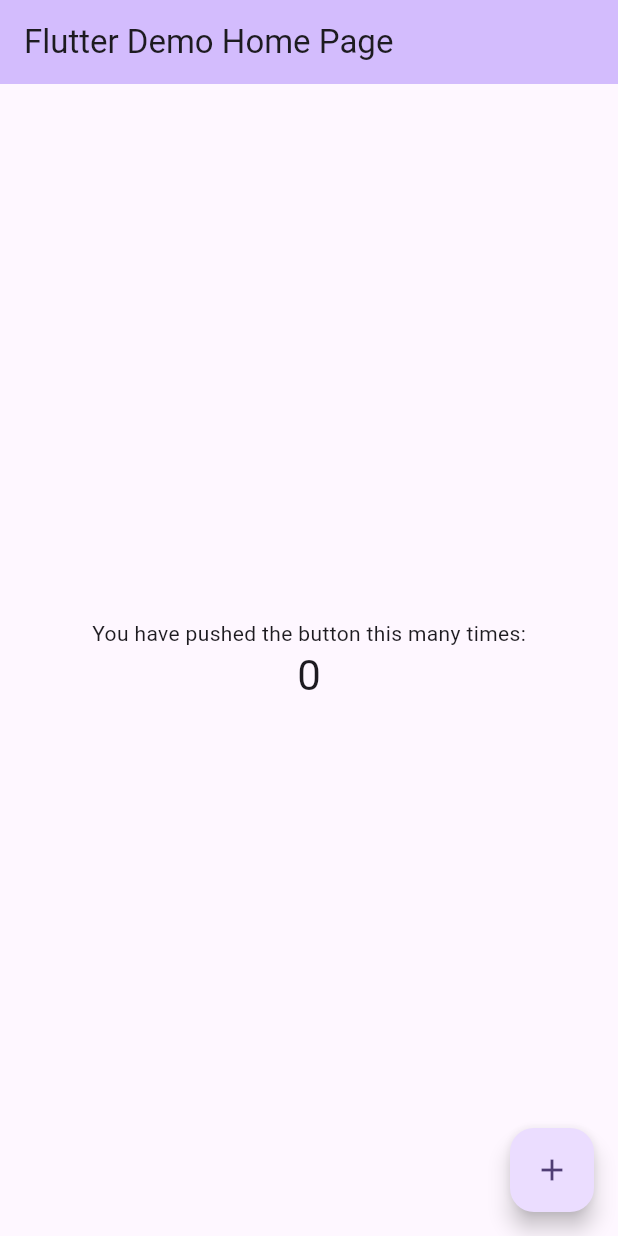
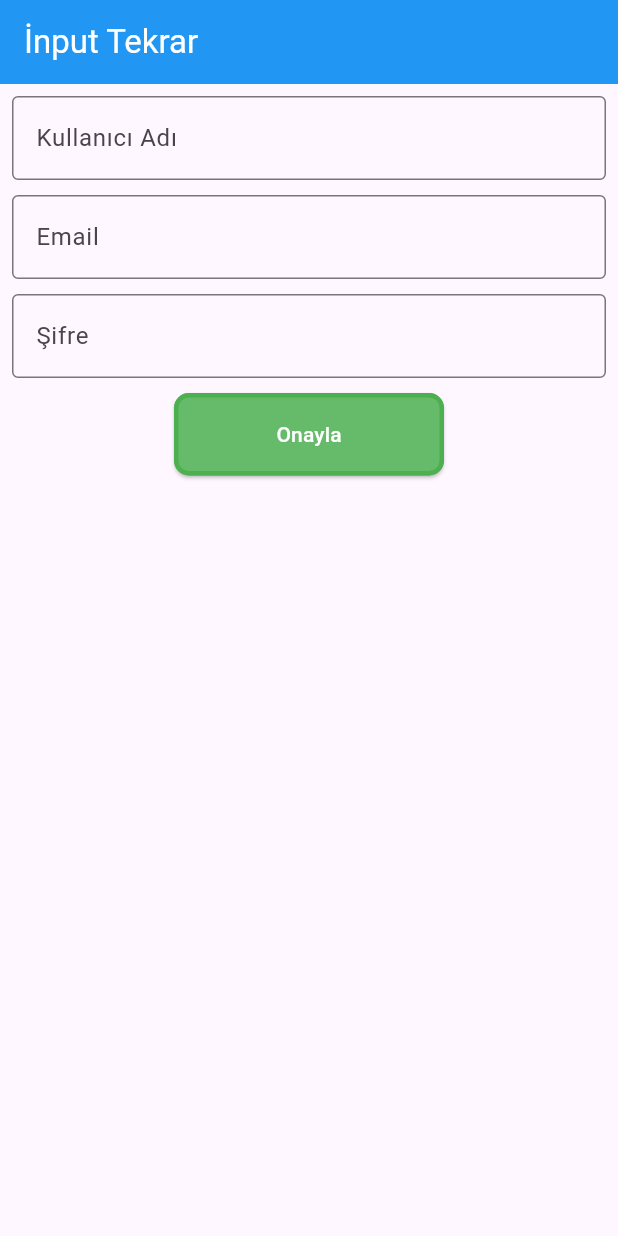
Before and after one commit to cerkesbilal/input_tekrar, a Flutter app: the screen it shows after launch, on a phone screen of 412 x 824 dp. Run offline on Flutter 3.47's test engine with Material 3 defaults, Android fonts, the phone set to English and light mode, and no system bars; our stand-ins replace email_validator.

Commit message:
textformfield konusu anlatildi

```diff
--- a/lib/main.dart
+++ b/lib/main.dart
@@ -1,4 +1,5 @@
 import 'package:flutter/material.dart';
+import 'package:email_validator/email_validator.dart';
 
 void main() {
   runApp(const MyApp());
@@ -7,116 +8,242 @@ void main() {
 class MyApp extends StatelessWidget {
   const MyApp({super.key});
 
-  // This widget is the root of your application.
   @override
   Widget build(BuildContext context) {
-    return MaterialApp(
-      title: 'Flutter Demo',
-      theme: ThemeData(
-        // This is the theme of your application.
-        //
-        // TRY THIS: Try running your application with "flutter run". You'll see
-        // the application has a purple toolbar. Then, without quitting the app,
-        // try changing the seedColor in the colorScheme below to Colors.green
-        // and then invoke "hot reload" (save your changes or press the "hot
-        // reload" button in a Flutter-supported IDE, or press "r" if you used
-        // the command line to start the app).
-        //
-        // Notice that the counter didn't reset back to zero; the application
-        // state is not lost during the reload. To reset the state, use hot
-        // restart instead.
-        //
-        // This works for code too, not just values: Most code changes can be
-        // tested with just a hot reload.
-        colorScheme: ColorScheme.fromSeed(seedColor: Colors.deepPurple),
+    return MaterialApp(debugShowCheckedModeBanner: false, home: MyProject());
+  }
+}
+
+class MyProject extends StatelessWidget {
+  const MyProject({super.key});
+
+  @override
+  Widget build(BuildContext context) {
+    return Scaffold(
+      appBar: AppBar(
+        title: Text("İnput Tekrar"),
+        backgroundColor: Colors.blue,
+        foregroundColor: Colors.white,
       ),
-      home: const MyHomePage(title: 'Flutter Demo Home Page'),
+      body: TextFormFieldKullanimi(),
     );
   }
 }
 
-class MyHomePage extends StatefulWidget {
-  const MyHomePage({super.key, required this.title});
-
-  // This widget is the home page of your application. It is stateful, meaning
-  // that it has a State object (defined below) that contains fields that affect
-  // how it looks.
-
-  // This class is the configuration for the state. It holds the values (in this
-  // case the title) provided by the parent (in this case the App widget) and
-  // used by the build method of the State. Fields in a Widget subclass are
-  // always marked "final".
-
-  final String title;
+class TextFormFieldKullanimi extends StatefulWidget {
+  const TextFormFieldKullanimi({super.key});
 
   @override
-  State<MyHomePage> createState() => _MyHomePageState();
+  State<TextFormFieldKullanimi> createState() => _TextFormFieldKullanimiState();
 }
 
-class _MyHomePageState extends State<MyHomePage> {
-  int _counter = 0;
+class _TextFormFieldKullanimiState extends State<TextFormFieldKullanimi> {
+  late final String _email, _password, _userName;
+  final GlobalKey<FormState> _formKey = GlobalKey<FormState>();
+  @override
+  Widget build(BuildContext context) {
+    return SingleChildScrollView(
+      child: Padding(
+        padding: EdgeInsets.all(8.0),
+        child: Form(
+          key: _formKey,
+          //validate işlemini ne zaman çalıştıracağını belirler
+          autovalidateMode: AutovalidateMode.onUserInteraction,
+          child: Column(
+            children: [
+              //TextEditingcontroller a ihtiyaç duymaz çünkü onSaved vardır.
+              TextFormField(
+                onSaved: (gelenUserName) {
+                  _userName = gelenUserName!;
+                },
+                //varsayılan değeri tanımlar
+                //initialValue: "bilalkarademir",
+                decoration: InputDecoration(
+                  //hata mesajlarının rengini değiştirir
+                  errorStyle: TextStyle(color: Colors.orange),
+                  labelText: "Kullanıcı Adı",
+                  hintText: "Username",
+                  border: OutlineInputBorder(),
+                ),
+                validator: (girilenUserName) {
+                  if (girilenUserName!.isEmpty) {
+                    return "Kullanıcı adı boş olamaz";
+                  }
+                  if (girilenUserName.length < 4) {
+                    return "4 karakterden az olamaz";
+                  } else {
+                    return null;
+                  }
+                },
+              ),
+              SizedBox(height: 10),
 
-  void _incrementCounter() {
-    setState(() {
-      // This call to setState tells the Flutter framework that something has
-      // changed in this State, which causes it to rerun the build method below
-      // so that the display can reflect the updated values. If we changed
-      // _counter without calling setState(), then the build method would not be
-      // called again, and so nothing would appear to happen.
-      _counter++;
+              TextFormField(
+                onSaved: (gelenMail) {
+                  _email = gelenMail!;
+                },
+                //varsayılan değeri tanımlar
+                //initialValue: "bilalkarademir",
+                decoration: InputDecoration(
+                  //hata mesajlarının rengini değiştirir
+                  errorStyle: TextStyle(color: Colors.orange),
+                  labelText: "Email",
+                  hintText: "Email",
+                  border: OutlineInputBorder(),
+                ),
+                validator: (girilenEmail) {
+                  if (!EmailValidator.validate(girilenEmail!)) {
+                    return "Geçerli bir mail giriniz";
+                  } else {
+                    return null;
+                  }
+                },
+              ),
+
+              SizedBox(height: 10),
+
+              TextFormField(
+                onSaved: (gelenSifre) {
+                  _password = gelenSifre!;
+                },
+                //varsayılan değeri tanımlar
+                //initialValue: "bilalkarademir",
+                decoration: InputDecoration(
+                  //hata mesajlarının rengini değiştirir
+                  errorStyle: TextStyle(color: Colors.orange),
+                  labelText: "Şifre",
+                  hintText: "Password",
+                  border: OutlineInputBorder(),
+                ),
+                validator: (girilenPass) {
+                  if (girilenPass!.isEmpty) {
+                    return "Şifre boş olamaz";
+                  }
+                  if (girilenPass.length < 6) {
+                    return "şifre en az 6 karakter olmalı";
+                  } else {
+                    return null;
+                  }
+                },
+              ),
+              SizedBox(height: 10),
+
+              SizedBox(
+                width: 180,
+                height: 55,
+                child: ElevatedButton(
+                  style: ElevatedButton.styleFrom(
+                    backgroundColor: Colors.green.shade400,
+                    foregroundColor: Colors.white,
+                    shape: RoundedRectangleBorder(
+                      borderRadius: BorderRadius.circular(10),
+                      side: BorderSide(color: Colors.green, width: 3),
+                    ),
+                  ),
+                  onPressed: () {
+                    //validate tamamlandı mı kontrol etmek için
+                    bool _isValidate = _formKey.currentState!.validate();
+                    if (_isValidate) {
+                      //textformfield dan gelen verileri kaydetme işlemi
+                      _formKey.currentState!.save();
+                      String result =
+                          "username: $_userName\nemail:$_email\nşifre:$_password";
+                      ScaffoldMessenger.of(context).showSnackBar(
+                        SnackBar(
+                          backgroundColor: Colors.pink,
+                          content: Text(
+                            result,
+                            style: TextStyle(color: Colors.white, fontSize: 18),
+                          ),
+                        ),
+                      );
+                      //save işlemi olduktan sonra textformfieldları temizler
+                      _formKey.currentState!.reset();
+                    }
+                  },
+                  child: Text("Onayla"),
+                ),
+              ),
+            ],
+          ),
+        ),
+      ),
+    );
+  }
+}
+
+class TextFieldWidgetKullanimi extends StatefulWidget {
+  const TextFieldWidgetKullanimi({super.key});
+
+  @override
+  State<TextFieldWidgetKullanimi> createState() =>
+      _TextFieldWidgetKullanimiState();
+}
+
+class _TextFieldWidgetKullanimiState extends State<TextFieldWidgetKullanimi> {
+  late TextEditingController _emailController;
+  late FocusNode _focusNode;
+  Color myFillColor = Colors.white;
+  int maxLineCount = 1;
+
+  @override
+  void initState() {
+    super.initState();
+    _emailController = TextEditingController();
+    _focusNode = FocusNode();
+    _focusNode.addListener(() {
+      setState(() {
+        maxLineCount = _focusNode.hasFocus ? 3 : 1;
+        myFillColor = _focusNode.hasFocus ? Colors.red : Colors.white;
+      });
     });
   }
 
   @override
+  void dispose() {
+    _emailController.dispose();
+    _focusNode.dispose();
+    super.dispose();
+  }
+
+  @override
   Widget build(BuildContext context) {
-    // This method is rerun every time setState is called, for instance as done
-    // by the _incrementCounter method above.
-    //
-    // The Flutter framework has been optimized to make rerunning build methods
-    // fast, so that you can just rebuild anything that needs updating rather
-    // than having to individually change instances of widgets.
-    return Scaffold(
-      appBar: AppBar(
-        // TRY THIS: Try changing the color here to a specific color (to
-        // Colors.amber, perhaps?) and trigger a hot reload to see the AppBar
-        // change color while the other colors stay the same.
-        backgroundColor: Theme.of(context).colorScheme.inversePrimary,
-        // Here we take the value from the MyHomePage object that was created by
-        // the App.build method, and use it to set our appbar title.
-        title: Text(widget.title),
-      ),
-      body: Center(
-        // Center is a layout widget. It takes a single child and positions it
-        // in the middle of the parent.
-        child: Column(
-          // Column is also a layout widget. It takes a list of children and
-          // arranges them vertically. By default, it sizes itself to fit its
-          // children horizontally, and tries to be as tall as its parent.
-          //
-          // Column has various properties to control how it sizes itself and
-          // how it positions its children. Here we use mainAxisAlignment to
-          // center the children vertically; the main axis here is the vertical
-          // axis because Columns are vertical (the cross axis would be
-          // horizontal).
-          //
-          // TRY THIS: Invoke "debug painting" (choose the "Toggle Debug Paint"
-          // action in the IDE, or press "p" in the console), to see the
-          // wireframe for each widget.
-          mainAxisAlignment: MainAxisAlignment.center,
-          children: <Widget>[
-            const Text('You have pushed the button this many times:'),
-            Text(
-              '$_counter',
-              style: Theme.of(context).textTheme.headlineMedium,
+    return Column(
+      children: [
+        Padding(
+          padding: const EdgeInsets.all(18.0),
+          child: TextField(
+            focusNode: _focusNode,
+            controller: _emailController,
+            maxLines: maxLineCount,
+            keyboardType: TextInputType.emailAddress,
+            textInputAction: TextInputAction.done,
+            //autofocus: true,
+            cursorColor: Colors.red,
+            decoration: InputDecoration(
+              labelText: "Username",
+
+              hintText: "Kullanıcı adınızı giriniz",
+              icon: Icon(Icons.add),
+
+              prefix: Icon(Icons.person),
+
+              suffixIcon: Icon(Icons.cancel),
+              border: OutlineInputBorder(
+                borderRadius: BorderRadius.circular(10),
+              ),
+
+              filled: true,
+              fillColor: myFillColor,
             ),
-          ],
+
+            onChanged: (String gelenDeger) {},
+
+            onSubmitted: (String gelenDeger) {},
+          ),
         ),
-      ),
-      floatingActionButton: FloatingActionButton(
-        onPressed: _incrementCounter,
-        tooltip: 'Increment',
-        child: const Icon(Icons.add),
-      ), // This trailing comma makes auto-formatting nicer for build methods.
+        TextField(),
+      ],
     );
   }
 }
--- a/pubspec.yaml
+++ b/pubspec.yaml
@@ -2,7 +2,7 @@ name: input_tekrar
 description: "A new Flutter project."
 # The following line prevents the package from being accidentally published to
 # pub.dev using `flutter pub publish`. This is preferred for private packages.
-publish_to: 'none' # Remove this line if you wish to publish to pub.dev
+publish_to: "none" # Remove this line if you wish to publish to pub.dev
 
 # The following defines the version and build number for your application.
 # A version number is three numbers separated by dots, like 1.2.43
@@ -30,6 +30,7 @@ environment:
 dependencies:
   flutter:
     sdk: flutter
+  email_validator: ^3.0.0
 
   # The following adds the Cupertino Icons font to your application.
   # Use with the CupertinoIcons class for iOS style icons.
@@ -51,7 +52,6 @@ dev_dependencies:
 
 # The following section is specific to Flutter packages.
 flutter:
-
   # The following line ensures that the Material Icons font is
   # included with your application, so that you can use the icons in
   # the material Icons class.
```
Also changed, not shown: pubspec.lock.
